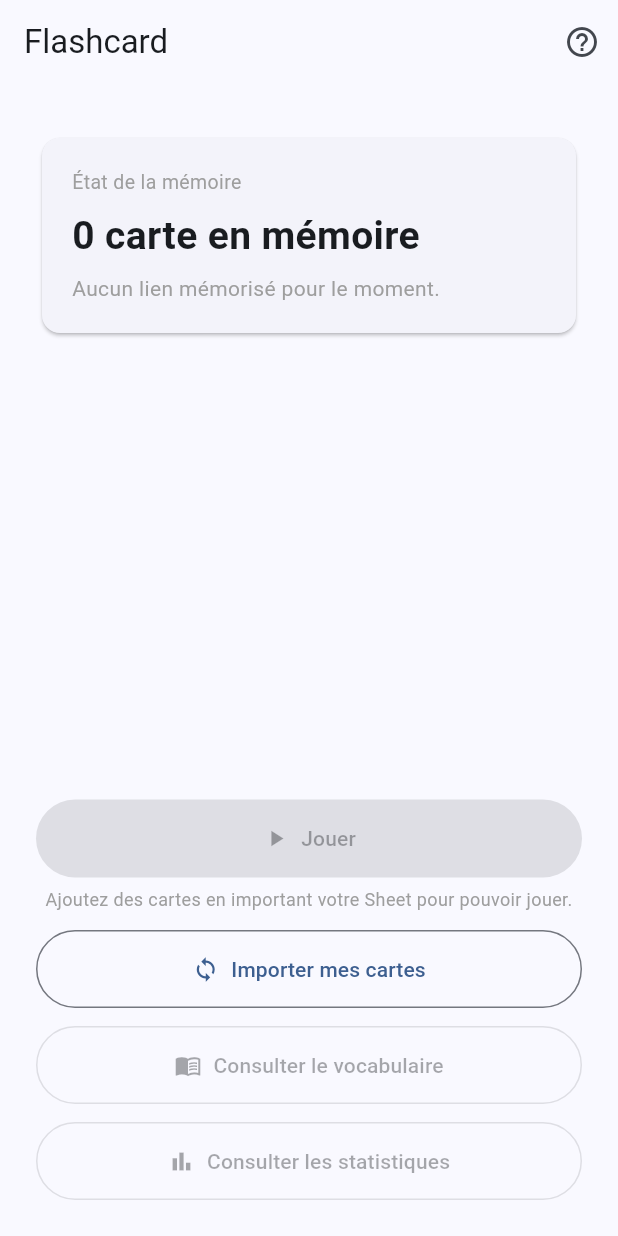
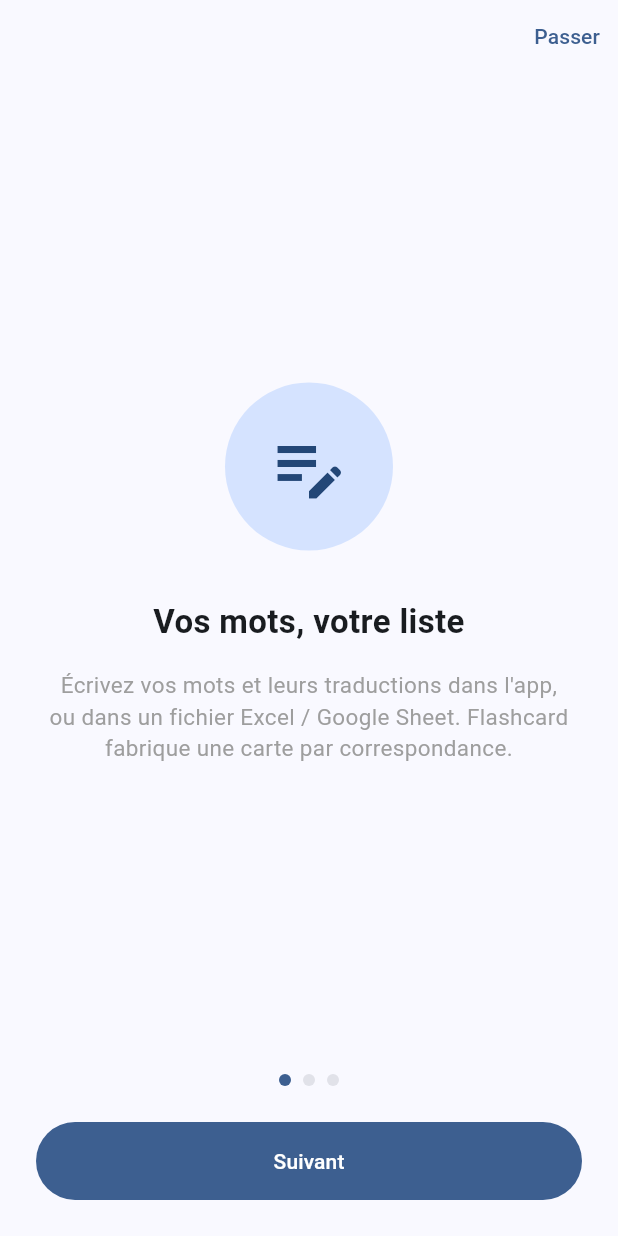
Before and after one commit to Kinder2149/FlashCard_Memory, a Flutter app: the screen it shows after launch, on a phone screen of 412 x 824 dp. Run offline on Flutter 3.47's test engine with Material 3 defaults, Android fonts, the phone set to English and light mode, and no system bars; our stand-ins replace file_picker, shared_preferences; missing offline and left inert: excel.

Commit message:
V2 D : écran d'accueil pédagogique au premier lancement
Nouvel écran (carrousel 3 diapositives : écrire ses mots, jouer une
session, suivre sa progression) affiché une seule fois avant l'Accueil,
persisté via SettingsStore comme le reste des réglages. Bouton
« Passer » disponible à tout moment. Contenu volontairement condensé
par rapport à la page d'aide (U7) existante, pas dupliqué : un résumé
visuel, pas une redite.

Co-Authored-By: Claude Sonnet 5 <noreply@anthropic.com>

```diff
--- a/lib/app_state.dart
+++ b/lib/app_state.dart
@@ -63,6 +63,7 @@ class AppState extends ChangeNotifier {
   ImportReport? _lastReport;
   GameSession? _session;
   String _motherLang = SettingsStore.defaultLang;
+  bool _showOnboarding = false;
 
   // Comparaison Accueil (meilleur effort, sans modifier la mémoire).
   HomeCheck _homeCheck = HomeCheck.idle;
@@ -87,6 +88,17 @@ class AppState extends ChangeNotifier {
         .toList();
     set.sort();
     return set;
+  }
+
+  /// L'écran d'accueil pédagogique doit-il être montré (V2 chantier D) ?
+  /// Vrai uniquement avant le tout premier passage dessus.
+  bool get showOnboarding => _showOnboarding;
+
+  /// Marque l'écran d'accueil pédagogique comme vu : ne réapparaît plus.
+  Future<void> completeOnboarding() async {
+    _showOnboarding = false;
+    await _settingsStore.markOnboardingSeen();
+    notifyListeners();
   }
 
   /// Langue mère (réglage unique de l'app, V2 chantier B).
@@ -119,6 +131,7 @@ class AppState extends ChangeNotifier {
     _qcmStats = _qcmStatsStore.load();
     _csvLink = _linkStore.load();
     _motherLang = _settingsStore.load();
+    _showOnboarding = !_settingsStore.hasSeenOnboarding();
     notifyListeners();
   }
 
--- a/lib/data/settings_store.dart
+++ b/lib/data/settings_store.dart
@@ -7,6 +7,7 @@ import 'package:shared_preferences/shared_preferences.dart';
 class SettingsStore {
   static const _key = 'mother_lang';
   static const defaultLang = 'FR';
+  static const _onboardingKey = 'onboarding_seen';
   final SharedPreferences _prefs;
 
   SettingsStore(this._prefs);
@@ -14,4 +15,10 @@ class SettingsStore {
   String load() => _prefs.getString(_key) ?? defaultLang;
 
   Future<void> save(String code) => _prefs.setString(_key, code.toUpperCase());
+
+  /// V2 D — l'écran d'accueil pédagogique n'est montré qu'au tout premier
+  /// lancement.
+  bool hasSeenOnboarding() => _prefs.getBool(_onboardingKey) ?? false;
+
+  Future<void> markOnboardingSeen() => _prefs.setBool(_onboardingKey, true);
 }
--- a/lib/main.dart
+++ b/lib/main.dart
@@ -4,6 +4,7 @@ import 'package:shared_preferences/shared_preferences.dart';
 
 import 'app_state.dart';
 import 'ui/home_screen.dart';
+import 'ui/onboarding_screen.dart';
 
 Future<void> main() async {
   WidgetsFlutterBinding.ensureInitialized();
@@ -30,7 +31,19 @@ class FlashcardApp extends StatelessWidget {
         colorScheme: ColorScheme.fromSeed(seedColor: const Color(0xFF3F6FB0)),
         useMaterial3: true,
       ),
-      home: const HomeScreen(),
+      home: const _RootRouter(),
     );
   }
 }
+
+/// Aiguille vers l'écran d'accueil pédagogique au tout premier lancement
+/// (V2 chantier D), sinon directement vers l'Accueil.
+class _RootRouter extends StatelessWidget {
+  const _RootRouter();
+
+  @override
+  Widget build(BuildContext context) {
+    final showOnboarding = context.watch<AppState>().showOnboarding;
+    return showOnboarding ? const OnboardingScreen() : const HomeScreen();
+  }
+}
--- /dev/null
+++ b/lib/ui/onboarding_screen.dart
@@ -0,0 +1,156 @@
+import 'package:flutter/material.dart';
+import 'package:provider/provider.dart';
+
+import '../app_state.dart';
+
+/// V2 D — Écran d'accueil pédagogique, montré une seule fois au tout premier
+/// lancement. Reprend les mêmes idées que la page d'aide (U7), sous une forme
+/// visuelle courte plutôt qu'un mur de texte — pas de contenu dupliqué à
+/// maintenir : chaque diapositive tient en une phrase.
+class OnboardingScreen extends StatefulWidget {
+  const OnboardingScreen({super.key});
+
+  @override
+  State<OnboardingScreen> createState() => _OnboardingScreenState();
+}
+
+class _Slide {
+  final IconData icon;
+  final String title;
+  final String text;
+  const _Slide(this.icon, this.title, this.text);
+}
+
+class _OnboardingScreenState extends State<OnboardingScreen> {
+  final _controller = PageController();
+  int _page = 0;
+
+  static const _slides = [
+    _Slide(
+      Icons.edit_note,
+      'Vos mots, votre liste',
+      'Écrivez vos mots et leurs traductions dans l\'app, ou dans un fichier '
+          'Excel / Google Sheet. Flashcard fabrique une carte par correspondance.',
+    ),
+    _Slide(
+      Icons.play_circle_outline,
+      'Une session de révision',
+      'Choisissez une paire de langues, un thème et un sens, puis jouez : '
+          'saisie libre ou QCM, à votre rythme, même hors connexion.',
+    ),
+    _Slide(
+      Icons.bar_chart,
+      'Votre progression suivie',
+      'Chaque réponse met à jour votre taux de réussite, par carte et par sens. '
+          'Retrouvez tout ça dans les statistiques, à tout moment.',
+    ),
+  ];
+
+  void _finish() => context.read<AppState>().completeOnboarding();
+
+  @override
+  void dispose() {
+    _controller.dispose();
+    super.dispose();
+  }
+
+  @override
+  Widget build(BuildContext context) {
+    final isLast = _page == _slides.length - 1;
+    return Scaffold(
+      body: SafeArea(
+        child: Column(
+          children: [
+            Align(
+              alignment: Alignment.topRight,
+              child: TextButton(
+                onPressed: _finish,
+                child: const Text('Passer'),
+              ),
+            ),
+            Expanded(
+              child: PageView.builder(
+                controller: _controller,
+                itemCount: _slides.length,
+                onPageChanged: (i) => setState(() => _page = i),
+                itemBuilder: (context, i) => _SlideView(slide: _slides[i]),
+              ),
+            ),
+            Row(
+              mainAxisAlignment: MainAxisAlignment.center,
+              children: List.generate(
+                _slides.length,
+                (i) => Container(
+                  margin: const EdgeInsets.symmetric(horizontal: 4),
+                  width: 8,
+                  height: 8,
+                  decoration: BoxDecoration(
+                    shape: BoxShape.circle,
+                    color: i == _page
+                        ? Theme.of(context).colorScheme.primary
+                        : Theme.of(context).colorScheme.surfaceContainerHighest,
+                  ),
+                ),
+              ),
+            ),
+            Padding(
+              padding: const EdgeInsets.all(24),
+              child: SizedBox(
+                width: double.infinity,
+                child: FilledButton(
+                  onPressed: isLast
+                      ? _finish
+                      : () => _controller.nextPage(
+                          duration: const Duration(milliseconds: 250),
+                          curve: Curves.easeOut),
+                  style: FilledButton.styleFrom(
+                    padding: const EdgeInsets.symmetric(vertical: 16),
+                  ),
+                  child: Text(isLast ? 'Commencer' : 'Suivant'),
+                ),
+              ),
+            ),
+          ],
+        ),
+      ),
+    );
+  }
+}
+
+class _SlideView extends StatelessWidget {
+  final _Slide slide;
+  const _SlideView({required this.slide});
+
+  @override
+  Widget build(BuildContext context) {
+    final scheme = Theme.of(context).colorScheme;
+    return Padding(
+      padding: const EdgeInsets.symmetric(horizontal: 32),
+      child: Column(
+        mainAxisAlignment: MainAxisAlignment.center,
+        children: [
+          Container(
+            padding: const EdgeInsets.all(28),
+            decoration: BoxDecoration(
+              color: scheme.primaryContainer,
+              shape: BoxShape.circle,
+            ),
+            child: Icon(slide.icon, size: 56, color: scheme.onPrimaryContainer),
+          ),
+          const SizedBox(height: 32),
+          Text(
+            slide.title,
+            textAlign: TextAlign.center,
+            style: const TextStyle(fontSize: 22, fontWeight: FontWeight.bold),
+          ),
+          const SizedBox(height: 16),
+          Text(
+            slide.text,
+            textAlign: TextAlign.center,
+            style: const TextStyle(fontSize: 15, height: 1.4, color: Colors.grey),
+          ),
+        ],
+      ),
+    );
+  }
+}
```
